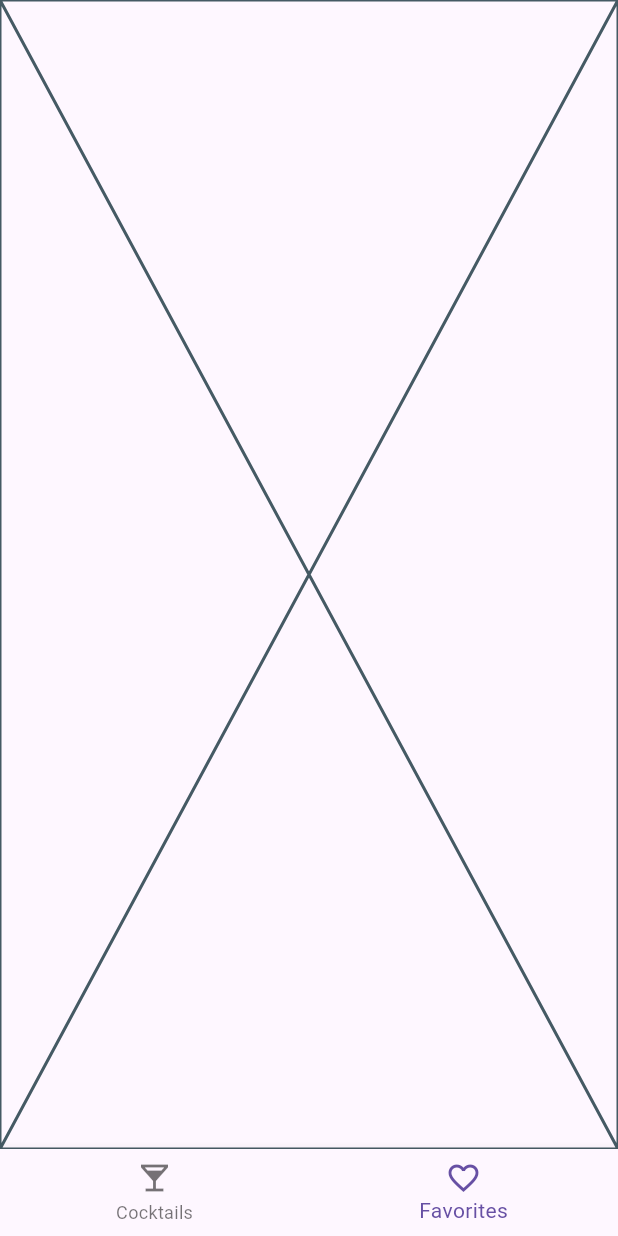
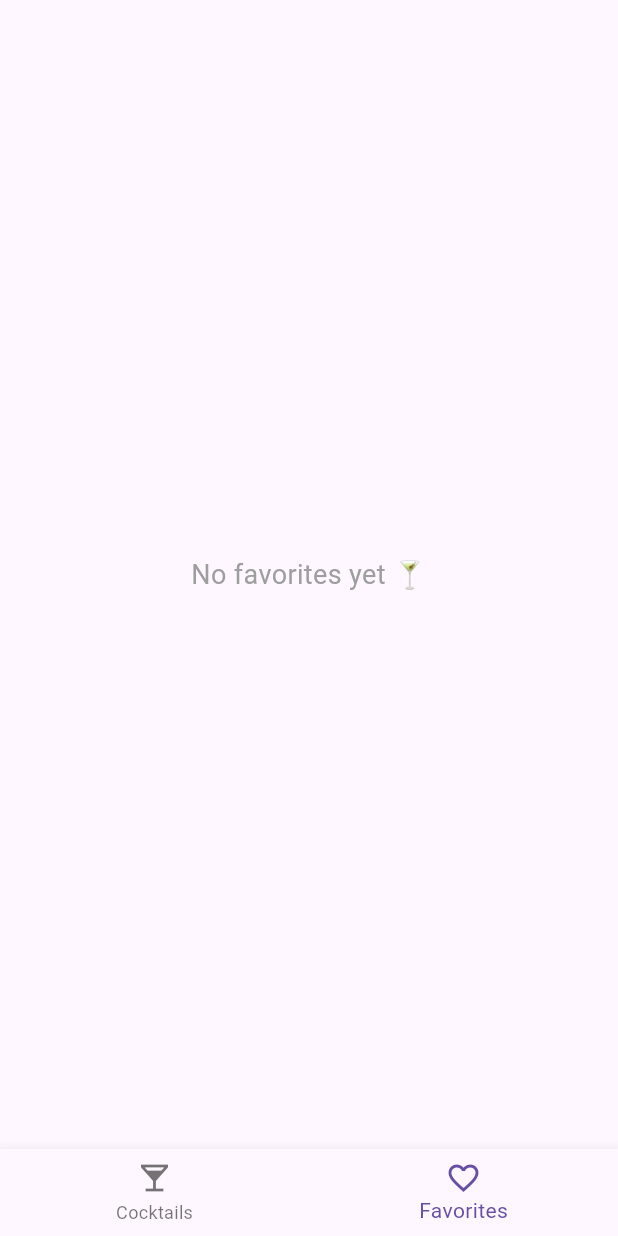
Before and after one commit to CaNafo/BlocExample, a Flutter app: the screen it shows after launch, item 2 of the bottom bar chosen, on a phone screen of 412 x 824 dp. Run offline on Flutter 3.47's test engine with Material 3 defaults, Android fonts, the phone set to English and light mode, and no system bars; our stand-ins replace bloc, equatable, flutter_bloc, rxdart; generated files the repository leaves out were written again.

Commit message:
listed favorites cocktails

```diff
--- a/lib/screens/favorites/bloc/favorites_bloc.dart
+++ b/lib/screens/favorites/bloc/favorites_bloc.dart
@@ -6,8 +6,8 @@ import '/utils/utils.dart';
 import 'favorites_event.dart';
 import 'favorites_state.dart';
 
-class HomeBloc extends Bloc<FavoritesEvent, FavoritesState> {
-  HomeBloc({required FavoritesRepository favoritesRepository})
+class FavoritesBloc extends Bloc<FavoritesEvent, FavoritesState> {
+  FavoritesBloc({required FavoritesRepository favoritesRepository})
     : _favoritesRepository = favoritesRepository,
       super(FavoritesState()) {
     on<OnRemoveFromFavorites>(_removeFromFavorites);
@@ -15,8 +15,8 @@ class HomeBloc extends Bloc<FavoritesEvent, FavoritesState> {
 
   final FavoritesRepository _favoritesRepository;
 
-  EventTransformer<E> debounce<E>(Duration duration) {
-    return (events, mapper) => events.debounceTime(duration).switchMap(mapper);
+  List<SearchResult> getFavoritesCocktails(){
+    return _favoritesRepository.savedCocktails;
   }
 
   void _removeFromFavorites(
--- a/lib/screens/favorites/favorites_screen.dart
+++ b/lib/screens/favorites/favorites_screen.dart
@@ -1,5 +1,8 @@
 import 'package:flutter/material.dart';
+import 'package:flutter_bloc/flutter_bloc.dart';
 import 'package:task_open_api/core/core.dart';
+import 'package:task_open_api/screens/favorites/bloc/favorites_bloc.dart';
+import 'package:task_open_api/screens/favorites/bloc/favorites_event.dart';
 
 class FavoritesScreen extends StatelessWidget {
   const FavoritesScreen({super.key});
@@ -8,6 +11,76 @@ class FavoritesScreen extends StatelessWidget {
 
   @override
   Widget build(BuildContext context) {
-    return MainLayout(child: const Placeholder());
+    return MainLayout(
+      child: BlocProvider(
+        create: (_) => FavoritesBloc(favoritesRepository: context.read()),
+        child: const _Favorites(),
+      ),
+    );
   }
 }
+
+class _Favorites extends StatelessWidget {
+  const _Favorites();
+
+  @override
+  Widget build(BuildContext context) {
+    var favoriteCocktails = context
+        .read<FavoritesBloc>()
+        .getFavoritesCocktails();
+    if (favoriteCocktails.isEmpty) {
+      return const Center(
+        child: Text(
+          'No favorites yet 🍸',
+          style: TextStyle(fontSize: 18, color: Colors.grey),
+        ),
+      );
+    }
+
+    return Padding(
+      padding: const EdgeInsets.all(12.0),
+      child: ListView.builder(
+        itemCount: favoriteCocktails.length+1,
+        itemBuilder: (context, index) {
+          if(index == 0){
+            return const _FavoritesTitle();
+          }
+          final cocktail = favoriteCocktails[index-1];
+          return CocktailPreview(
+            isFavorite: true,
+            onAddToFavorites: () {
+              context.read<FavoritesBloc>().add(
+                OnRemoveFromFavorites(cocktail),
+              );
+            },
+            drink: cocktail,
+          );
+        },
+      ),
+    );
+  }
+}
+
+
+class _FavoritesTitle extends StatelessWidget {
+  final String title;
+
+  const _FavoritesTitle({
+    Key? key,
+    this.title = 'Your Favorite Cocktails',
+  }) : super(key: key);
+
+  @override
+  Widget build(BuildContext context) {
+    return Padding(
+      padding: const EdgeInsets.fromLTRB(16, 24, 16, 8),
+      child: Text(
+        title,
+        style: Theme.of(context).textTheme.headlineSmall?.copyWith(
+          fontWeight: FontWeight.bold,
+          color: Colors.black87,
+        ),
+      ),
+    );
+  }
+}
```
